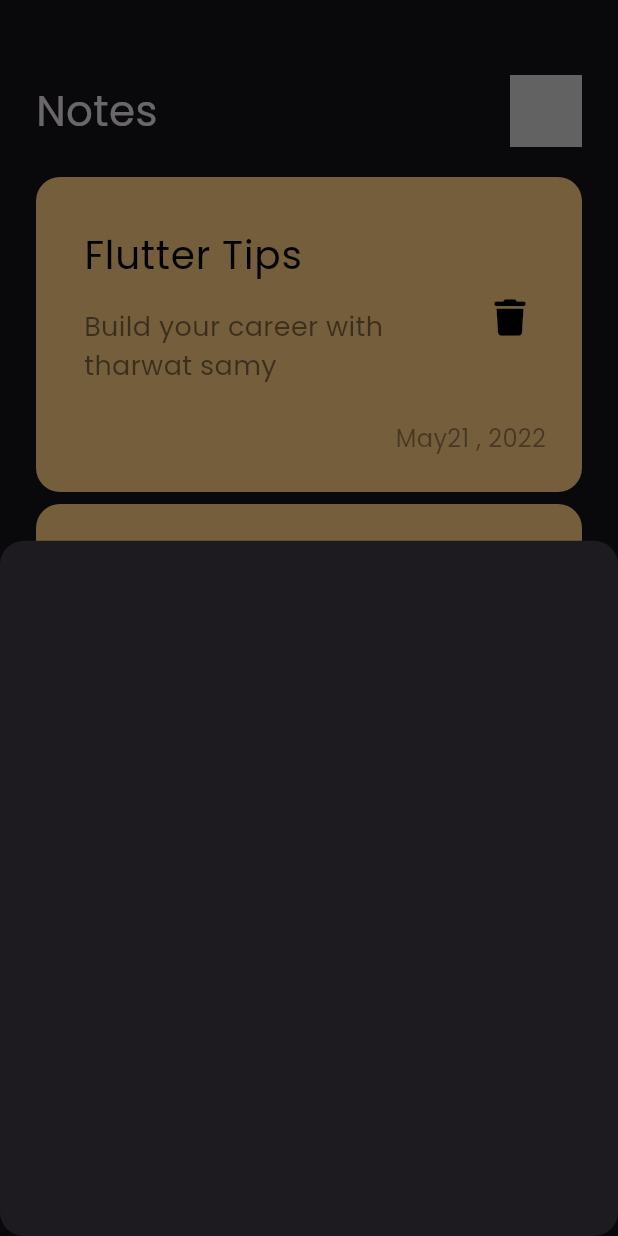
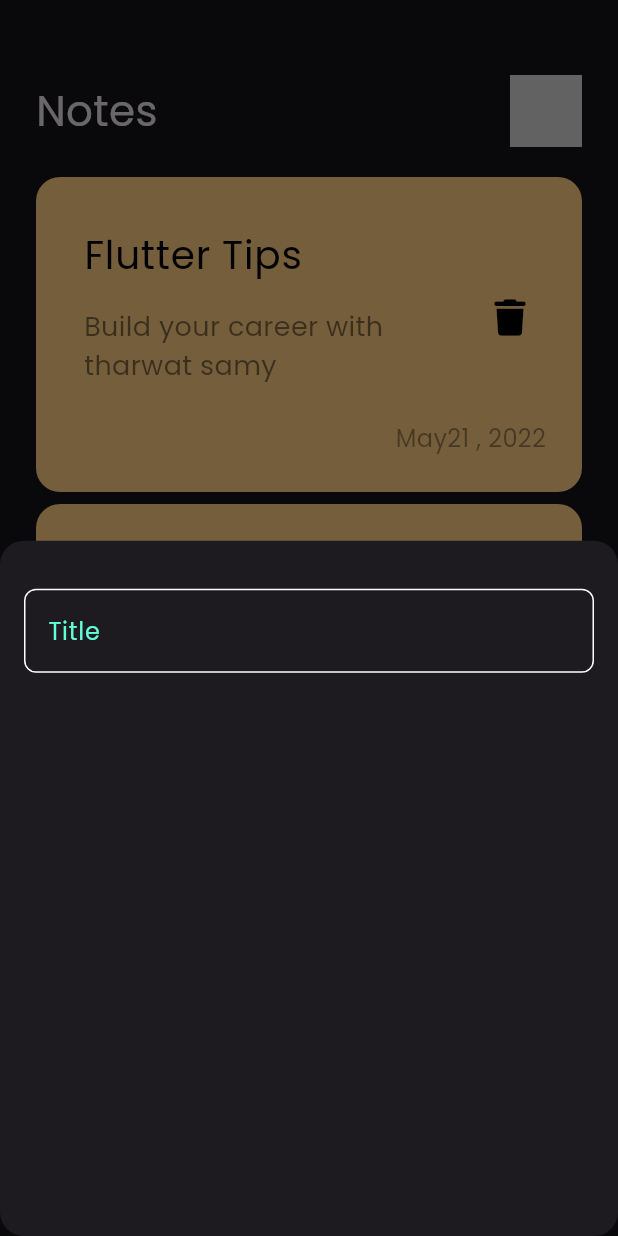
Before and after one commit to sherifshouaib/notes_app, a Flutter app: the screen it shows after launch, after a tap on the "add" icon, on a phone screen of 412 x 824 dp. Run offline on Flutter 3.47's test engine with Material 3 defaults, Android fonts, the phone set to English and light mode, and no system bars; our stand-ins replace font_awesome_flutter.

Commit message:
create custom text field

```diff
--- /dev/null
+++ b/lib/constants.dart
@@ -0,0 +1,3 @@
+import 'package:flutter/material.dart';
+
+const kPrimaryColor = Color(0xff62FCD7);
--- a/lib/widgets/add_note_bottom_sheet.dart
+++ b/lib/widgets/add_note_bottom_sheet.dart
@@ -1,10 +1,21 @@
 import 'package:flutter/material.dart';
+import 'package:notes_app/widgets/custom_text_field.dart';
 
 class AddNoteBottomSheet extends StatelessWidget {
   const AddNoteBottomSheet({super.key});
 
   @override
   Widget build(BuildContext context) {
-    return Container();
+    return Padding(
+      padding: const EdgeInsets.symmetric(horizontal: 16),
+      child: Column(
+        children: [
+          SizedBox(
+            height: 32,
+          ),
+          CustomTextField(),
+        ],
+      ),
+    );
   }
 }
--- /dev/null
+++ b/lib/widgets/custom_text_field.dart
@@ -0,0 +1,29 @@
+import 'package:flutter/material.dart';
+import 'package:notes_app/constants.dart';
+
+class CustomTextField extends StatelessWidget {
+  const CustomTextField({super.key});
+
+  @override
+  Widget build(BuildContext context) {
+    return TextField(
+      cursorColor: kPrimaryColor ,
+      decoration: InputDecoration(
+        hintText: 'Title',
+        hintStyle:const  TextStyle(color: kPrimaryColor),
+        border: buildBorder(),
+        enabledBorder: buildBorder(),
+        focusedBorder: buildBorder(kPrimaryColor),
+      ),
+    );
+  }
+
+  OutlineInputBorder buildBorder([color]) {
+    return OutlineInputBorder(
+      borderRadius: BorderRadius.circular(8),
+      borderSide:  BorderSide(
+        color: color ??  Colors.white,
+      ),
+    );
+  }
+}
```
